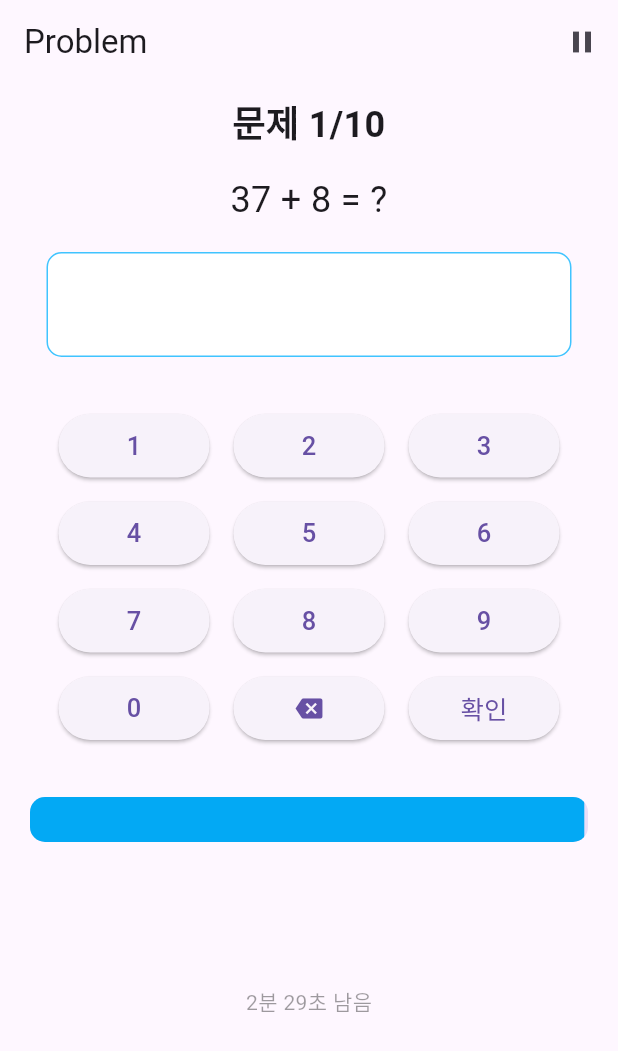
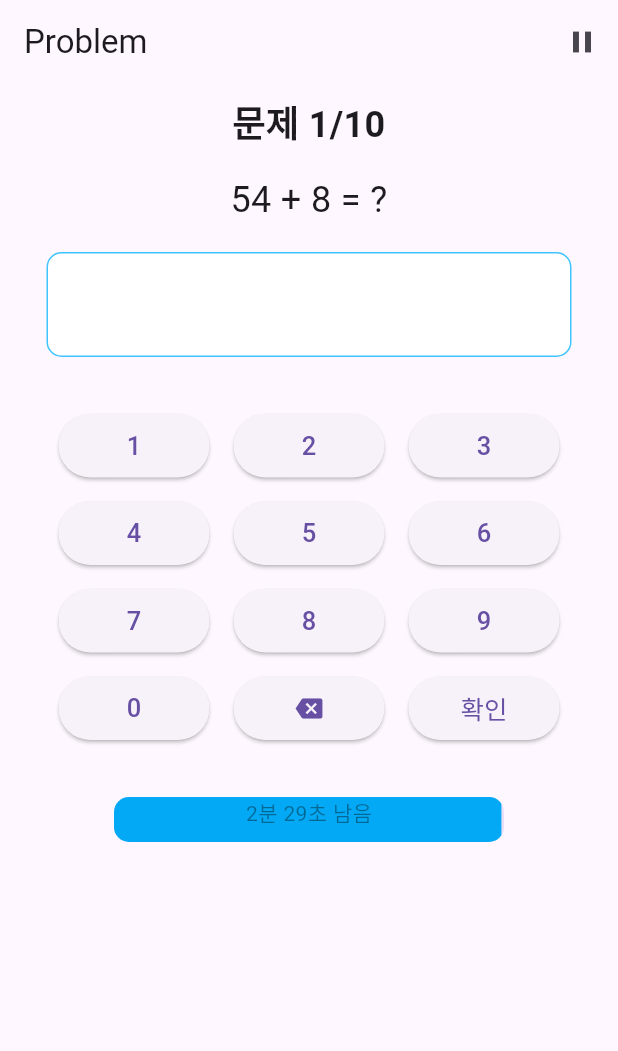
Before and after one commit to dohyeon0608/MathTime, a Flutter app: the screen it shows after launch, after a tap on "게임 시작", on a phone screen of 412 x 824 dp. Shown: the top 1051 px of the screen. Run offline on Flutter 3.47's test engine with Material 3 defaults, Android fonts, the phone set to English and light mode, and no system bars.

Commit message:
solve several problems (pause screen NaN, cohering to real curriculum)

```diff
--- a/lib/data/game_provider.dart
+++ b/lib/data/game_provider.dart
@@ -12,7 +12,7 @@ class GameProvider extends ChangeNotifier {
 
   void addXP(int xp) {
     _currentXP += xp;
-    if(_currentXP >= _requiredXP) {
+    while(_currentXP >= _requiredXP) {
       _currentXP -= _requiredXP;
       _level += 1;
       _requiredXP = 100 + 10 * _level;
@@ -61,13 +61,18 @@ class GameProvider extends ChangeNotifier {
   int get correctXP => correctProblems * 5;
   int get difficultyXP => correctProblems * extraExp;
   int get incorrectXP => incorrectProblems * 2;
-  int get timeXP => ((leftSeconds * 5 / 60) * pow((correctProblems / submittedProblems), 3)).round();
+  int get timeXP {
+    if (leftSeconds <= 0 || correctProblems < 0 || submittedProblems <= 0) {
+      return 0; // 기본값 설정
+    }
+    return ((leftSeconds / 4) * pow((correctProblems / submittedProblems), 3)).round();
+  }
   int get continuousXP => (pow(correctProblems * 5, 0.7)).round();
 
   int get exp {
-    int result = correctXP + difficultyXP + incorrectXP;
+    int result = correctXP + difficultyXP;
     if(gameMode == GameMode.fixedAmount) {
-      result += timeXP;
+      result += incorrectXP + timeXP;
     } else {
       result += continuousXP;
     }
@@ -88,21 +93,21 @@ class GameProvider extends ChangeNotifier {
     Random random = Random();
     String question = "";
     String answer = "";
+    int next(int min, int max) => min + random.nextInt(max - min);
 
     switch (_difficulty) {
       case GameDifficulty.easy:
         int type = random.nextInt(2); // 0: 덧셈, 1: 뺄셈, 2: 곱셈
         if (type == 0) {
-          int a = random.nextInt(100);
-          int b = random.nextInt(10);
+          int a = next(1, 99);
+          int b = next(0, 10);
           question = "$a + $b = ?";
           answer = "${a + b}";
         } else if (type == 1) {
-          int a = random.nextInt(100);
-          int n = random.nextInt((a+1 >= 100)? 100 : a+1);
-          int b = a - n;
+          int a = next(1, 99);
+          int b = next(0, 10);
           question = "$a - $b = ?";
-          answer = "$n";
+          answer = "${a - b}";
         } else if (type == 2) {
           int a = random.nextInt(10);
           int b = random.nextInt(10);
--- a/lib/main.dart
+++ b/lib/main.dart
@@ -13,7 +13,7 @@ class MyApp extends StatelessWidget {
   Widget build(BuildContext context) {
     return ChangeNotifierProvider(
       create: (context) => GameProvider(),
-      child: const MaterialApp(
+      child: MaterialApp(
         title: 'Math Challenge',
         home: MainScreen(),
       ),
--- a/lib/screen/main_screen.dart
+++ b/lib/screen/main_screen.dart
@@ -7,7 +7,11 @@ import 'package:provider/provider.dart';
 import '../data/game_provider.dart';
 
 class MainScreen extends StatelessWidget {
-  const MainScreen({super.key});
+  const MainScreen._privateConstructor();
+  static final MainScreen _instance = MainScreen._privateConstructor();
+
+  factory MainScreen() => _instance;
+
 
   @override
   Widget build(BuildContext context) {
--- a/lib/screen/problem_screen.dart
+++ b/lib/screen/problem_screen.dart
@@ -91,12 +91,15 @@ class _ProblemScreenState extends State<ProblemScreen> {
   void endGame() {
     if (_gameMode == GameMode.fixedAmount) {
       _stopTimer();
-      if(isPaused) _leftTime = 0;
+      if (isPaused) _leftTime = 0;
       Provider.of<GameProvider>(context, listen: false).leftSeconds = _leftTime;
     }
-    Provider.of<GameProvider>(context, listen: false).correctProblems = correctProblems;
-    Provider.of<GameProvider>(context, listen: false).submittedProblems = submittedProblems;
-    Provider.of<GameProvider>(context, listen: false).addXP(Provider.of<GameProvider>(context, listen: false).exp);
+    Provider.of<GameProvider>(context, listen: false).correctProblems =
+        correctProblems;
+    Provider.of<GameProvider>(context, listen: false).submittedProblems =
+        submittedProblems;
+    Provider.of<GameProvider>(context, listen: false)
+        .addXP(Provider.of<GameProvider>(context, listen: false).exp);
     Navigator.pushReplacement(
       context,
       MaterialPageRoute(builder: (context) => ResultScreen()),
@@ -109,7 +112,7 @@ class _ProblemScreenState extends State<ProblemScreen> {
       isAnswered = true;
       isCorrect = userAnswer == answer;
       submittedProblems += 1;
-      if(isCorrect) correctProblems += 1;
+      if (isCorrect) correctProblems += 1;
     });
     Future.delayed(const Duration(seconds: 1), () {
       setState(() {
@@ -118,13 +121,15 @@ class _ProblemScreenState extends State<ProblemScreen> {
       if (_gameMode == GameMode.continuous && !isCorrect) {
         doEndGame = true;
       }
-      if (_gameMode == GameMode.fixedAmount && Provider.of<GameProvider>(context, listen: false).isLastProblem()) {
+      if (_gameMode == GameMode.fixedAmount &&
+          Provider.of<GameProvider>(context, listen: false).isLastProblem()) {
         doEndGame = true;
       }
-      if(doEndGame) {
+      if (doEndGame) {
         endGame();
       } else {
-        Provider.of<GameProvider>(context, listen: false).incrementProblemIndex();
+        Provider.of<GameProvider>(context, listen: false)
+            .incrementProblemIndex();
         generateQuestion();
         setState(() {
           userAnswer = "";
@@ -136,10 +141,11 @@ class _ProblemScreenState extends State<ProblemScreen> {
   Widget extraInfoWidget() {
     if (_gameMode == GameMode.fixedAmount) {
       return Expanded(
-        child: Container(
+        child: Column(
+          children: [
+            Container(
               padding: EdgeInsets.all(20),
               width: 300,
-          height: 100,
               child: Stack(
                 children: [
                   ClipRRect(
@@ -159,6 +165,8 @@ class _ProblemScreenState extends State<ProblemScreen> {
                 ],
               ),
             ),
+          ],
+        ),
       );
     } else {}
     return Container();
@@ -173,7 +181,9 @@ class _ProblemScreenState extends State<ProblemScreen> {
           IconButton(
             icon: Icon(Icons.pause),
             onPressed: () {
+              if (!isAnswered) {
                 togglePause();
+              }
             },
           ),
         ],
@@ -187,7 +197,9 @@ class _ProblemScreenState extends State<ProblemScreen> {
               Padding(
                 padding: const EdgeInsets.all(8.0),
                 child: Text(
-                    (_gameMode == GameMode.fixedAmount)? '문제 ${Provider.of<GameProvider>(context, listen: false).currentProblemIndex}/${Provider.of<GameProvider>(context, listen: false).totalProblems}' : '문제 ${Provider.of<GameProvider>(context, listen: false).currentProblemIndex}',
+                    (_gameMode == GameMode.fixedAmount)
+                        ? '문제 ${Provider.of<GameProvider>(context, listen: false).currentProblemIndex}/${Provider.of<GameProvider>(context, listen: false).totalProblems}'
+                        : '문제 ${Provider.of<GameProvider>(context, listen: false).currentProblemIndex}',
                     textAlign: TextAlign.center,
                     style: TextStyles.problemTitle),
               ),
@@ -233,11 +245,12 @@ class _ProblemScreenState extends State<ProblemScreen> {
                           int key = ((index + 1) % 10);
                           return KeyPadButtonWidget(
                             onPressed: () {
-                              if(!isAnswered) {
+                              if (!isAnswered) {
                                 setState(() {
                                   userAnswer += key.toString();
                                 });
-                              };
+                              }
+                              ;
                             },
                             child: Text(key.toString(),
                                 style: TextStyles.buttonNumber),
@@ -245,7 +258,7 @@ class _ProblemScreenState extends State<ProblemScreen> {
                         } else if (index == 10) {
                           return KeyPadButtonWidget(
                             onPressed: () {
-                              if(!isAnswered){
+                              if (!isAnswered) {
                                 setState(() {
                                   if (userAnswer.isNotEmpty) {
                                     userAnswer = userAnswer.substring(
@@ -259,7 +272,7 @@ class _ProblemScreenState extends State<ProblemScreen> {
                         } else {
                           return KeyPadButtonWidget(
                             onPressed: () {
-                              if(!isAnswered) {
+                              if (!isAnswered) {
                                 checkAnswer();
                               }
                             },
@@ -284,7 +297,9 @@ class _ProblemScreenState extends State<ProblemScreen> {
               style: TextStyle(
                   fontSize: 150,
                   fontWeight: FontWeight.bold,
-                  color: (isCorrect)? Colors.lightBlueAccent.withAlpha(127): Colors.pinkAccent.withAlpha(127)),
+                  color: (isCorrect)
+                      ? Colors.lightBlueAccent.withAlpha(127)
+                      : Colors.pinkAccent.withAlpha(127)),
             )),
           if (isPaused)
             Positioned.fill(
--- a/lib/screen/result_screen.dart
+++ b/lib/screen/result_screen.dart
@@ -55,6 +55,7 @@ class ResultScreen extends StatelessWidget {
                   DataCell(Text(provider.difficulty.name)),
                 ],
               ),
+              if(provider.gameMode == GameMode.fixedAmount)
                 DataRow(
                   cells: <DataCell>[
                     DataCell(Text('총 문제')),
@@ -79,6 +80,7 @@ class ResultScreen extends StatelessWidget {
             Text('EXP +${provider.exp}', style: TextStyles.regular,),
             SizedBox(height: 10),
             Text('정답 제출 +${provider.correctXP} XP', style: TextStyles.small,),
+            if(provider.gameMode == GameMode.fixedAmount)
               Text('오답 제출 +${provider.incorrectXP} XP', style: TextStyles.small,),
             Text('난이도 정확도 +${provider.difficultyXP} XP', style: TextStyles.small,),
             if(provider.gameMode == GameMode.fixedAmount)
```
Lines whose indentation alone changed are shown as unchanged.
